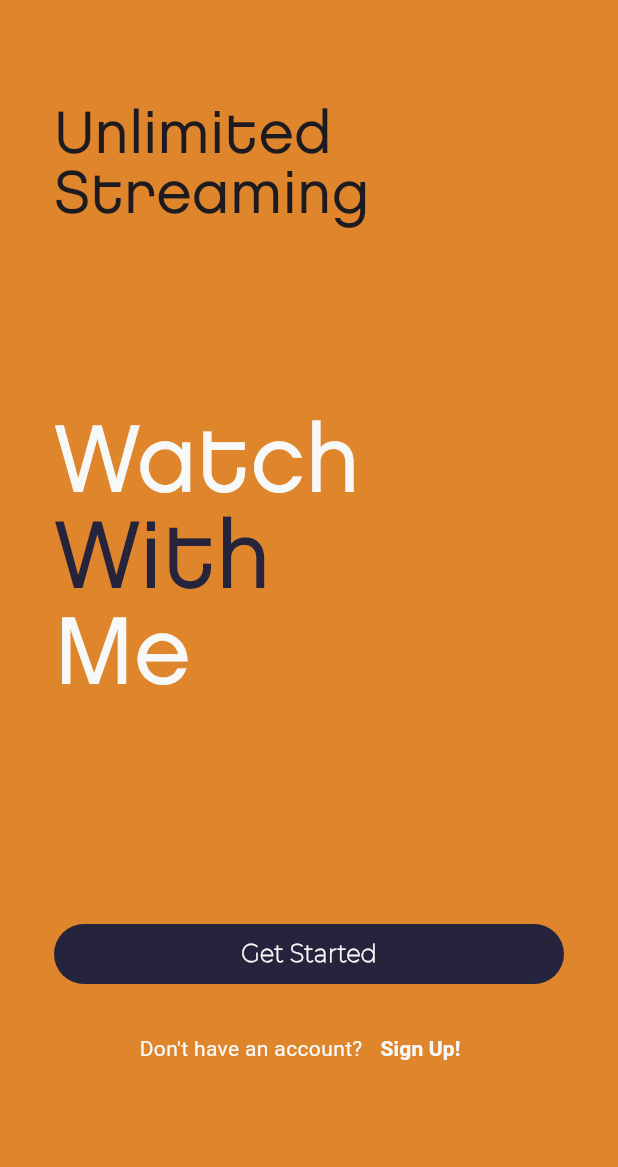
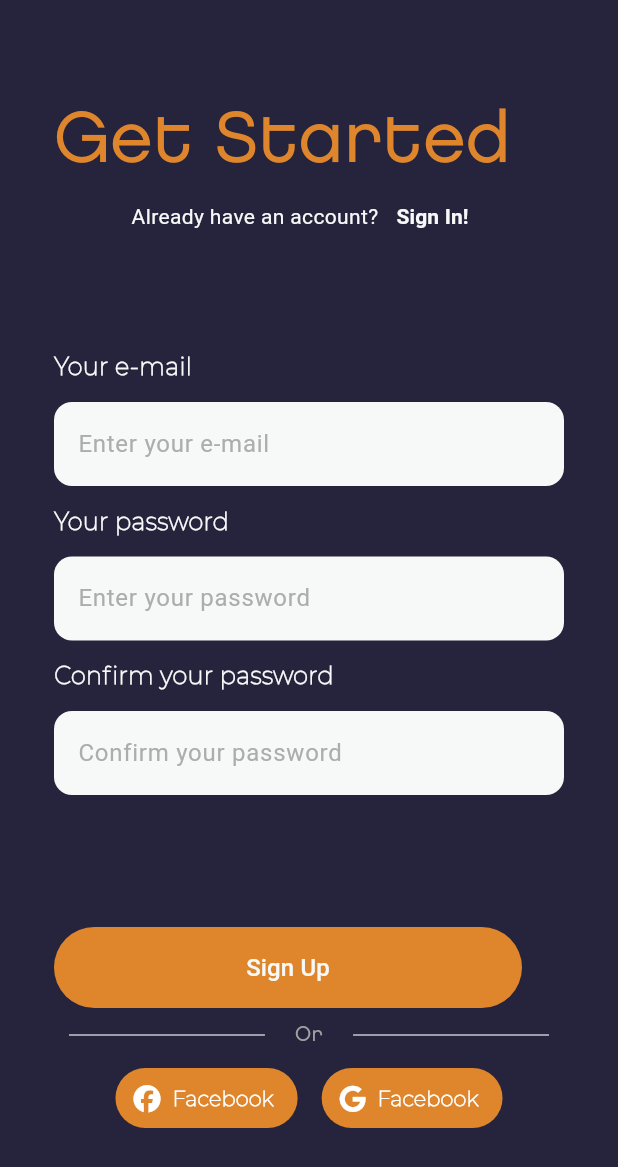
Before and after one commit to georgios48/watchWithMeFlutter, a Flutter app: the screen it shows after launch, after a tap on "Sign Up!", on a phone screen of 412 x 824 dp. Shown: the top 1167 px of the screen. Run offline on Flutter 3.47's test engine with Material 3 defaults, Android fonts, the phone set to English and light mode, and no system bars; our stand-ins replace flutter_riverpod, font_awesome_flutter.

Commit message:
login, registration screens created, splash screen and landing screen are done.

```diff
--- a/lib/main.dart
+++ b/lib/main.dart
@@ -1,5 +1,6 @@
 import 'package:flutter/material.dart';
 import 'package:watch_with_me/pages/splash_screen.dart';
+import 'package:flutter_riverpod/flutter_riverpod.dart';
 
 void main() {
   runApp(const MainApp());
@@ -10,9 +11,11 @@ class MainApp extends StatelessWidget {
 
   @override
   Widget build(BuildContext context) {
-    return const MaterialApp(
-      debugShowCheckedModeBanner: false,
-      home: SplashScreen()
+    return const ProviderScope(
+      child: MaterialApp(
+        debugShowCheckedModeBanner: false,
+        home: SplashScreen()
+      ),
     );
   }
 }
--- a/lib/pages/landing_screen.dart
+++ b/lib/pages/landing_screen.dart
@@ -1,5 +1,7 @@
 import 'package:flutter/material.dart';
 import 'package:flutter/services.dart';
+import 'package:watch_with_me/pages/login_page.dart';
+import 'package:watch_with_me/pages/register_screen.dart';
 
 class LandingScreen extends StatefulWidget {
   const LandingScreen({super.key});
@@ -73,7 +75,7 @@ class _LandingScreenState extends State<LandingScreen> {
 
             Padding(padding: const EdgeInsets.fromLTRB(36, 0, 36, 0),
             child: TextButton(onPressed: () {
-              // take you to the login screen
+              Navigator.push(context, MaterialPageRoute(builder: (context) => const LoginScreen()));
             },
             style: ButtonStyle(backgroundColor: MaterialStateProperty.all(const Color(0xFF26243C))),
             child: const Row(
@@ -100,6 +102,7 @@ class _LandingScreenState extends State<LandingScreen> {
               TextButton(
                 onPressed: () {
                   // take you to register page
+                  Navigator.push(context, MaterialPageRoute(builder: (context) => const RegisterScreen()));
                 },
                   child: const Text(
                 'Sign Up!',
--- /dev/null
+++ b/lib/pages/register_screen.dart
@@ -0,0 +1,250 @@
+import 'package:flutter/material.dart';
+import 'package:font_awesome_flutter/font_awesome_flutter.dart';
+import 'package:watch_with_me/pages/login_page.dart';
+
+class RegisterScreen extends StatefulWidget {
+  const RegisterScreen({super.key});
+
+  @override
+  State<RegisterScreen> createState() => _RegisterScreenState();
+}
+
+class _RegisterScreenState extends State<RegisterScreen> {
+
+  // TextFields controllers
+  final _emailController = TextEditingController();
+  final _passwordController = TextEditingController();
+  final _confirmPasswordController = TextEditingController();
+
+  @override
+  Widget build(BuildContext context) {
+    return Scaffold(
+      body: Container(
+        constraints: const BoxConstraints.expand(),
+        padding: const EdgeInsets.fromLTRB(36, 0, 36, 0),
+        width: double.infinity,
+        color: const Color(0xFF26243C),
+        child: SingleChildScrollView(
+          child: Column(
+            crossAxisAlignment: CrossAxisAlignment.start,
+            children: [
+
+              const SizedBox(height: 72),
+
+              const Text("Get Started",
+              textAlign: TextAlign.center,
+              style: TextStyle(
+                fontFamily: 'Chalet',
+                fontSize: 48,
+                fontWeight: FontWeight.w100,
+                color: Color(0xFFDF862D),
+                height: 1.0
+              ),),
+
+               Row(
+              mainAxisAlignment: MainAxisAlignment.center,
+              children: <Widget>[
+              const Text('Already have an account?',
+                      textAlign: TextAlign.center,
+                      style: TextStyle(color: Color(0xFFF6F9F8))),
+
+                TextButton(
+                  onPressed: () {
+                    // take you to login page
+                    Navigator.push(context, MaterialPageRoute(builder: (context) => const LoginScreen()));
+                  },
+                    child: const Text(
+                  'Sign In!',
+                  style: TextStyle(
+                      color: Color(0xFFF6F9F8), fontWeight: FontWeight.bold)
+                ))
+              ],
+            ),
+
+            const SizedBox(height: 65),
+
+            const Text("Your e-mail",
+            style: TextStyle(
+              fontSize: 16,
+              fontFamily: 'Montserrat',
+              fontWeight: FontWeight.bold,
+              color: Color(0xFFF6F9F8)
+            ),),
+
+            const SizedBox(height: 12),
+
+            // email textField
+            SizedBox(
+              width: MediaQuery.of(context).size.width * 0.85,
+              child: TextField(
+                controller: _emailController,
+                decoration: InputDecoration(
+                  filled: true,
+                  fillColor: const Color(0xFFF6F9F8),
+                  border: OutlineInputBorder(
+                    borderRadius: BorderRadius.circular(12),
+                    borderSide: BorderSide.none
+                  ),
+                  hintText: 'Enter your e-mail',
+                  hintStyle: const TextStyle(
+                    color:Color.fromARGB(255, 174, 173, 173)
+                  )
+                ),
+              ),
+            ),
+
+            const SizedBox(height: 12),
+
+            const Text("Your password",
+            style: TextStyle(
+              fontSize: 16,
+              fontFamily: 'Montserrat',
+              fontWeight: FontWeight.bold,
+              color: Color(0xFFF6F9F8)
+            ),),
+
+            const SizedBox(height: 12),
+
+            // password textField
+            SizedBox(
+              width: MediaQuery.of(context).size.width * 0.85,
+              child: TextField(
+                controller: _passwordController,
+                decoration: InputDecoration(
+                  filled: true,
+                  fillColor: const Color(0xFFF6F9F8),
+                  border: OutlineInputBorder(
+                    borderRadius: BorderRadius.circular(12),
+                    borderSide: BorderSide.none
+                  ),
+                  hintText: 'Enter your password',
+                  hintStyle: const TextStyle(
+                    color:Color.fromARGB(255, 174, 173, 173)
+                  )
+                ),
+              ),
+            ),
+
+            const SizedBox(height: 12),
+
+            const Text("Confirm your password",
+            style: TextStyle(
+              fontSize: 16,
+              fontFamily: 'Montserrat',
+              fontWeight: FontWeight.bold,
+              color: Color(0xFFF6F9F8)
+            ),),
+
+            const SizedBox(height: 12),
+
+            // confirm password textField
+            SizedBox(
+              width: MediaQuery.of(context).size.width * 0.85,
+              child: TextField(
+                controller: _confirmPasswordController,
+                decoration: InputDecoration(
+                  filled: true,
+                  fillColor: const Color(0xFFF6F9F8),
+                  border: OutlineInputBorder(
+                    borderRadius: BorderRadius.circular(12),
+                    borderSide: BorderSide.none
+                  ),
+                  hintText: 'Confirm your password',
+                  hintStyle: const TextStyle(
+                    color:Color.fromARGB(255, 174, 173, 173)
+                  )
+                ),
+              ),
+            ),
+
+            const SizedBox(height: 88),
+
+            TextButton(onPressed: () {
+
+            },
+            style: TextButton.styleFrom(backgroundColor: const Color(0xFFDF862D)),
+             child:
+            const SizedBox(
+              height: 38,
+              width: 288,
+              child: Row(
+                mainAxisAlignment: MainAxisAlignment.center,
+                children: [
+                  Text(
+                    "Sign Up",
+                    textAlign: TextAlign.center,
+                    style: TextStyle(
+                      color: Color(0xFFF6F9F8),
+                      fontSize: 16,
+
+                    ),
+                  )
+                ],
+              ),
+            )),
+
+            // OR
+            Row(children: <Widget>[
+              Expanded(
+                child: Container(
+                    margin: const EdgeInsets.only(left: 10.0, right: 20.0),
+                    child: const Divider(
+                      height: 36,
+                    )),
+              ),
+              const Text("Or",
+              style: TextStyle(
+                color: Color(0xFFA1A0A0),
+                fontFamily: 'Chalet'
+                )),
+              Expanded(
+                child: Container(
+                    margin: const EdgeInsets.only(left: 20.0, right: 10.0),
+                    child: const Divider(
+                      height: 36,
+                    )),
+              ),
+            ]),
+
+            Row(
+              mainAxisAlignment: MainAxisAlignment.center,
+              children: [
+                TextButton.icon(
+                  style: const ButtonStyle(backgroundColor: MaterialStatePropertyAll(Color(0xFFDF862D))),
+                  onPressed:() {},
+                  icon: const FaIcon(FontAwesomeIcons.facebook, color: Colors.white,),
+                  label: const Text(
+                    "Facebook",
+                    style: TextStyle(
+                      fontFamily: 'Montserrat',
+                      fontWeight: FontWeight.bold,
+                      color: Colors.white
+                    ),
+                    )),
+
+                const SizedBox(width: 16),
+
+                TextButton.icon(
+                  style: const ButtonStyle(backgroundColor: MaterialStatePropertyAll(Color(0xFFDF862D))),
+                  onPressed:() {},
+                  icon: const FaIcon(FontAwesomeIcons.google, color: Colors.white,),
+                  label: const Text(
+                    "Facebook",
+                    style: TextStyle(
+                      fontFamily: 'Montserrat',
+                      fontWeight: FontWeight.bold,
+                      color: Colors.white
+                    ),
+                    ))
+              ],
+            ),
+
+            const SizedBox(height: 36)
+
+            ],
+          ),
+        ),
+      ),
+    );
+  }
+}
--- a/pubspec.yaml
+++ b/pubspec.yaml
@@ -9,6 +9,8 @@ environment:
 dependencies:
   flutter:
     sdk: flutter
+  flutter_riverpod: ^2.4.9
+  font_awesome_flutter: ^10.6.0
 
 dev_dependencies:
   flutter_test:
@@ -20,6 +22,8 @@ flutter:
 
   assets:
     - assets/watchWithMeLogo.png
+    - assets/facebook_logo.png
+    - assets/gmail_logo.png
 
   fonts:
     - family: Chalet
```
Also changed, not shown: lib/pages/login_page.dart (added, +217 -0 lines), assets/facebook_logo.png (added), assets/gmail_logo.png (added), lib/controllers/room_controller.dart (added), lib/controllers/stream_controller.dart (added), lib/controllers/user_controller.dart (added), lib/models/room_model.dart (added), lib/models/stream_model.dart (added), lib/models/user_model.dart (added), lib/pages/splash_screen.dart (line endings or trailing spaces), pubspec.lock.
